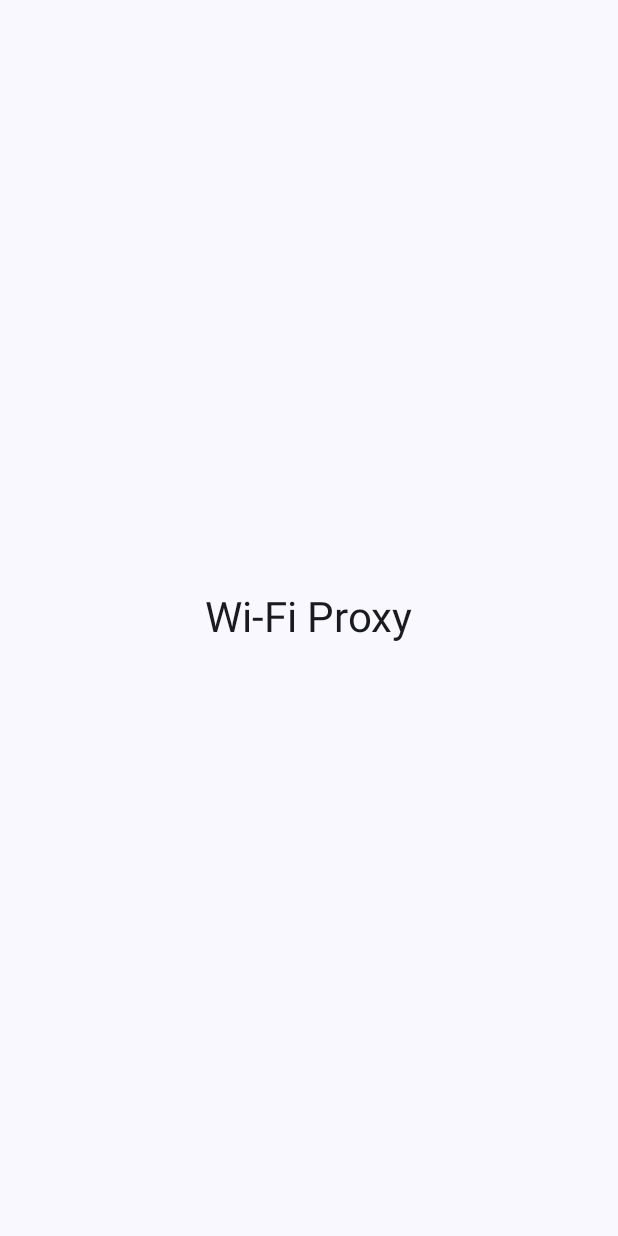
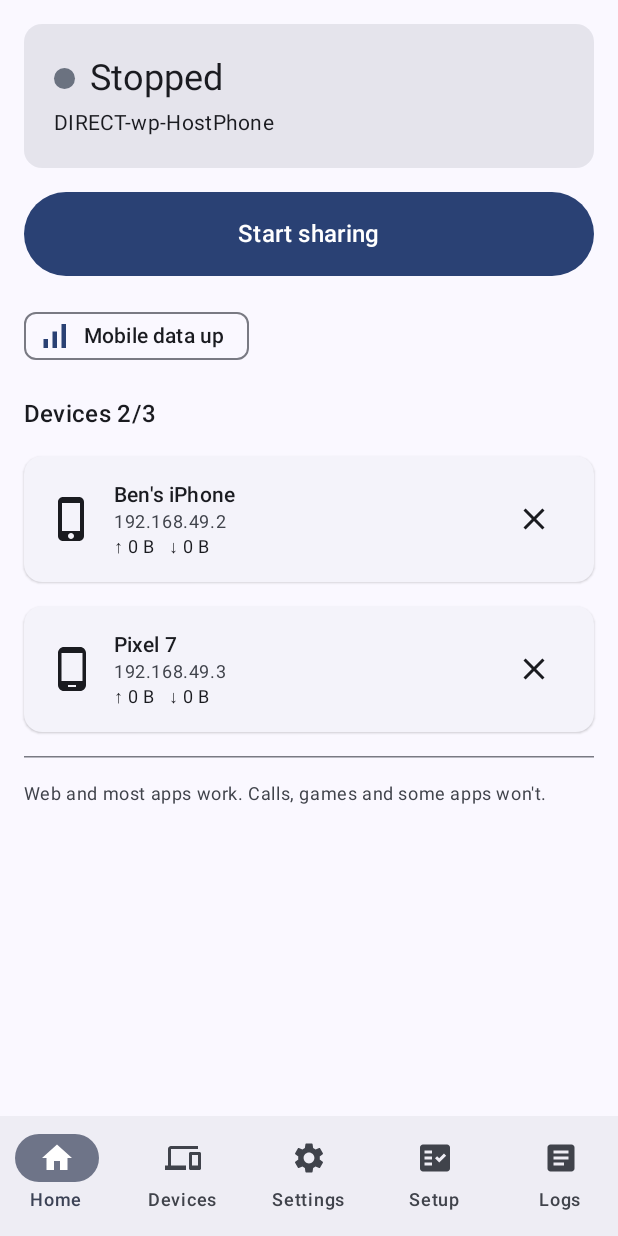
Before and after one commit to Mahtab-Labs-AI/bridgeline, an Android app built with Jetpack Compose: the screen it shows after launch (MainActivity), on a phone screen of 412 x 824 dp. Before the commit the screen is almost empty. Run offline under Robolectric (Android 15) with nearby library versions, the phone set to English and light mode, and no system bars.

Commit message:
feat(app): Task 3 - navigation shell and Home screen
AppRoot wires a Material 3 Scaffold + bottom NavigationBar (Home,
Devices, Settings, Setup, Logs) to a Navigation Compose NavHost;
MainActivity builds the single FakeSessionRepository (scoped to
lifecycleScope) and hands it to AppRoot. Devices/Settings/Setup/Logs
are placeholder screens pending Tasks 4-5.

HomeScreen: phase-coloured status card, big Start/Stop button (busy
while STARTING/STOPPING), mobile-data chip, "Devices n/max", a slot
list with live human-readable up/down counters and a Revoke button
gated by a confirmation dialog, and the client-coverage disclosure
footer. Byte formatting lives in ui/Format.kt; phase-to-color/label
mapping in ui/PhasePresentation.kt (reuses Theme.kt's PhaseColors).

:app:assembleDebug and :app:testDebugUnitTest are clean (no warnings).

```diff
--- /dev/null
+++ b/app/src/main/kotlin/com/wifiproxy/app/AppRoot.kt
@@ -0,0 +1,81 @@
+package com.wifiproxy.app
+
+import androidx.compose.foundation.layout.padding
+import androidx.compose.material.icons.Icons
+import androidx.compose.material.icons.automirrored.filled.Article
+import androidx.compose.material.icons.automirrored.filled.FactCheck
+import androidx.compose.material.icons.filled.Devices
+import androidx.compose.material.icons.filled.Home
+import androidx.compose.material.icons.filled.Settings
+import androidx.compose.material3.Icon
+import androidx.compose.material3.NavigationBar
+import androidx.compose.material3.NavigationBarItem
+import androidx.compose.material3.Scaffold
+import androidx.compose.material3.Text
+import androidx.compose.runtime.Composable
+import androidx.compose.runtime.getValue
+import androidx.compose.ui.Modifier
+import androidx.compose.ui.graphics.vector.ImageVector
+import androidx.navigation.NavDestination.Companion.hierarchy
+import androidx.navigation.NavGraph.Companion.findStartDestination
+import androidx.navigation.compose.NavHost
+import androidx.navigation.compose.composable
+import androidx.navigation.compose.currentBackStackEntryAsState
+import androidx.navigation.compose.rememberNavController
+import com.wifiproxy.app.devices.AddDeviceScreen
+import com.wifiproxy.app.home.HomeScreen
+import com.wifiproxy.app.logs.DiagnosticsScreen
+import com.wifiproxy.app.session.SessionRepository
+import com.wifiproxy.app.settings.SettingsScreen
+import com.wifiproxy.app.setup.SetupCheckScreen
+
+private enum class Tab(val route: String, val label: String, val icon: ImageVector) {
+    Home(route = "home", label = "Home", icon = Icons.Filled.Home),
+    Devices(route = "devices", label = "Devices", icon = Icons.Filled.Devices),
+    Settings(route = "settings", label = "Settings", icon = Icons.Filled.Settings),
+    Setup(route = "setup", label = "Setup", icon = Icons.AutoMirrored.Filled.FactCheck),
+    Logs(route = "logs", label = "Logs", icon = Icons.AutoMirrored.Filled.Article),
+}
+
+@Composable
+fun AppRoot(repository: SessionRepository) {
+    val navController = rememberNavController()
+
+    Scaffold(
+        bottomBar = {
+            val backStackEntry by navController.currentBackStackEntryAsState()
+            val currentDestination = backStackEntry?.destination
+            NavigationBar {
+                Tab.entries.forEach { tab ->
+                    val selected = currentDestination?.hierarchy?.any { it.route == tab.route } == true
+                    NavigationBarItem(
+                        selected = selected,
+                        onClick = {
+                            navController.navigate(tab.route) {
+                                popUpTo(navController.graph.findStartDestination().id) {
+                                    saveState = true
+                                }
+                                launchSingleTop = true
+                                restoreState = true
+                            }
+                        },
+                        icon = { Icon(tab.icon, contentDescription = tab.label) },
+                        label = { Text(tab.label) },
+                    )
+                }
+            }
+        },
+    ) { innerPadding ->
+        NavHost(
+            navController = navController,
+            startDestination = Tab.Home.route,
+            modifier = Modifier.padding(innerPadding),
+        ) {
+            composable(Tab.Home.route) { HomeScreen(repository) }
+            composable(Tab.Devices.route) { AddDeviceScreen(repository) }
+            composable(Tab.Settings.route) { SettingsScreen(repository) }
+            composable(Tab.Setup.route) { SetupCheckScreen(repository) }
+            composable(Tab.Logs.route) { DiagnosticsScreen(repository) }
+        }
+    }
+}
--- a/app/src/main/kotlin/com/wifiproxy/app/MainActivity.kt
+++ b/app/src/main/kotlin/com/wifiproxy/app/MainActivity.kt
@@ -4,14 +4,13 @@ import android.os.Bundle
 import androidx.activity.ComponentActivity
 import androidx.activity.compose.setContent
 import androidx.activity.enableEdgeToEdge
-import androidx.compose.foundation.layout.Box
 import androidx.compose.foundation.layout.fillMaxSize
 import androidx.compose.material3.MaterialTheme
 import androidx.compose.material3.Surface
-import androidx.compose.material3.Text
-import androidx.compose.runtime.Composable
-import androidx.compose.ui.Alignment
+import androidx.compose.runtime.remember
 import androidx.compose.ui.Modifier
+import androidx.lifecycle.lifecycleScope
+import com.wifiproxy.app.session.FakeSessionRepository
 import com.wifiproxy.app.ui.theme.WifiProxyTheme
 
 class MainActivity : ComponentActivity() {
@@ -24,16 +23,10 @@ class MainActivity : ComponentActivity() {
                     modifier = Modifier.fillMaxSize(),
                     color = MaterialTheme.colorScheme.background,
                 ) {
-                    PlaceholderRoot()
+                    val repository = remember { FakeSessionRepository(scope = lifecycleScope) }
+                    AppRoot(repository = repository)
                 }
             }
         }
     }
 }
-
-@Composable
-private fun PlaceholderRoot() {
-    Box(modifier = Modifier.fillMaxSize(), contentAlignment = Alignment.Center) {
-        Text(text = "Wi-Fi Proxy", style = MaterialTheme.typography.headlineMedium)
-    }
-}
--- /dev/null
+++ b/app/src/main/kotlin/com/wifiproxy/app/devices/AddDeviceScreen.kt
@@ -0,0 +1,17 @@
+package com.wifiproxy.app.devices
+
+import androidx.compose.foundation.layout.Box
+import androidx.compose.foundation.layout.fillMaxSize
+import androidx.compose.material3.MaterialTheme
+import androidx.compose.material3.Text
+import androidx.compose.runtime.Composable
+import androidx.compose.ui.Alignment
+import androidx.compose.ui.Modifier
+import com.wifiproxy.app.session.SessionRepository
+
+@Composable
+fun AddDeviceScreen(repository: SessionRepository, modifier: Modifier = Modifier) {
+    Box(modifier = modifier.fillMaxSize(), contentAlignment = Alignment.Center) {
+        Text(text = "Devices", style = MaterialTheme.typography.titleMedium)
+    }
+}
--- /dev/null
+++ b/app/src/main/kotlin/com/wifiproxy/app/home/HomeScreen.kt
@@ -0,0 +1,218 @@
+package com.wifiproxy.app.home
+
+import androidx.compose.foundation.background
+import androidx.compose.foundation.layout.Arrangement
+import androidx.compose.foundation.layout.Box
+import androidx.compose.foundation.layout.Column
+import androidx.compose.foundation.layout.Row
+import androidx.compose.foundation.layout.Spacer
+import androidx.compose.foundation.layout.fillMaxSize
+import androidx.compose.foundation.layout.fillMaxWidth
+import androidx.compose.foundation.layout.height
+import androidx.compose.foundation.layout.padding
+import androidx.compose.foundation.layout.size
+import androidx.compose.foundation.layout.width
+import androidx.compose.foundation.rememberScrollState
+import androidx.compose.foundation.shape.CircleShape
+import androidx.compose.foundation.verticalScroll
+import androidx.compose.material.icons.Icons
+import androidx.compose.material.icons.filled.Close
+import androidx.compose.material.icons.filled.PhoneAndroid
+import androidx.compose.material.icons.filled.PhoneIphone
+import androidx.compose.material.icons.filled.SignalCellularAlt
+import androidx.compose.material.icons.filled.SignalCellularOff
+import androidx.compose.material3.AlertDialog
+import androidx.compose.material3.AssistChip
+import androidx.compose.material3.Button
+import androidx.compose.material3.ButtonDefaults
+import androidx.compose.material3.Card
+import androidx.compose.material3.CardDefaults
+import androidx.compose.material3.ElevatedCard
+import androidx.compose.material3.HorizontalDivider
+import androidx.compose.material3.Icon
+import androidx.compose.material3.IconButton
+import androidx.compose.material3.MaterialTheme
+import androidx.compose.material3.Text
+import androidx.compose.material3.TextButton
+import androidx.compose.runtime.Composable
+import androidx.compose.runtime.collectAsState
+import androidx.compose.runtime.getValue
+import androidx.compose.runtime.mutableStateOf
+import androidx.compose.runtime.remember
+import androidx.compose.runtime.setValue
+import androidx.compose.ui.Alignment
+import androidx.compose.ui.Modifier
+import androidx.compose.ui.unit.dp
+import com.wifiproxy.app.session.ClientPlatform
+import com.wifiproxy.app.session.SessionPhase
+import com.wifiproxy.app.session.SessionRepository
+import com.wifiproxy.app.session.SlotUi
+import com.wifiproxy.app.ui.color
+import com.wifiproxy.app.ui.formatBytes
+import com.wifiproxy.app.ui.label
+
+@Composable
+fun HomeScreen(repository: SessionRepository, modifier: Modifier = Modifier) {
+    val session by repository.session.collectAsState()
+    var slotPendingRevoke by remember { mutableStateOf<SlotUi?>(null) }
+
+    Column(
+        modifier = modifier
+            .fillMaxSize()
+            .verticalScroll(rememberScrollState())
+            .padding(16.dp),
+        verticalArrangement = Arrangement.spacedBy(16.dp),
+    ) {
+        StatusCard(phase = session.phase, degradedReason = session.degradedReason, ssid = session.ssid)
+
+        StartStopButton(
+            phase = session.phase,
+            onStart = repository::start,
+            onStop = repository::stop,
+        )
+
+        MobileDataChip(cellularUp = session.cellularUp)
+
+        Text(
+            text = "Devices ${session.slots.size}/${session.maxClients}",
+            style = MaterialTheme.typography.titleMedium,
+        )
+
+        session.slots.forEach { slot ->
+            SlotRow(slot = slot, onRevokeClick = { slotPendingRevoke = slot })
+        }
+
+        HorizontalDivider()
+
+        Text(
+            text = "Web and most apps work. Calls, games and some apps won't.",
+            style = MaterialTheme.typography.bodySmall,
+            color = MaterialTheme.colorScheme.onSurfaceVariant,
+        )
+    }
+
+    slotPendingRevoke?.let { slot ->
+        AlertDialog(
+            onDismissRequest = { slotPendingRevoke = null },
+            title = { Text("Revoke ${slot.name}?") },
+            text = { Text("This device loses access immediately and must be re-invited to rejoin.") },
+            confirmButton = {
+                TextButton(onClick = {
+                    repository.revoke(slot.id)
+                    slotPendingRevoke = null
+                }) { Text("Revoke") }
+            },
+            dismissButton = {
+                TextButton(onClick = { slotPendingRevoke = null }) { Text("Cancel") }
+            },
+        )
+    }
+}
+
+@Composable
+private fun StatusCard(phase: SessionPhase, degradedReason: String?, ssid: String) {
+    Card(
+        colors = CardDefaults.cardColors(containerColor = phase.color().copy(alpha = 0.15f)),
+        modifier = Modifier.fillMaxWidth(),
+    ) {
+        Column(modifier = Modifier.padding(20.dp), verticalArrangement = Arrangement.spacedBy(4.dp)) {
+            Row(verticalAlignment = Alignment.CenterVertically, horizontalArrangement = Arrangement.spacedBy(10.dp)) {
+                Box(
+                    modifier = Modifier
+                        .size(14.dp)
+                        .background(color = phase.color(), shape = CircleShape),
+                )
+                Text(text = phase.label(), style = MaterialTheme.typography.headlineSmall)
+            }
+            Text(text = ssid, style = MaterialTheme.typography.bodyMedium)
+            if (phase == SessionPhase.DEGRADED && degradedReason != null) {
+                Text(
+                    text = degradedReason,
+                    style = MaterialTheme.typography.bodyMedium,
+                    color = phase.color(),
+                )
+            }
+        }
+    }
+}
+
+@Composable
+private fun StartStopButton(phase: SessionPhase, onStart: () -> Unit, onStop: () -> Unit) {
+    val running = phase == SessionPhase.RUNNING || phase == SessionPhase.DEGRADED
+    val busy = phase == SessionPhase.STARTING || phase == SessionPhase.STOPPING
+
+    Button(
+        onClick = { if (running) onStop() else onStart() },
+        enabled = !busy,
+        modifier = Modifier
+            .fillMaxWidth()
+            .height(56.dp),
+        colors = if (running) {
+            ButtonDefaults.buttonColors(
+                containerColor = MaterialTheme.colorScheme.errorContainer,
+                contentColor = MaterialTheme.colorScheme.onErrorContainer,
+            )
+        } else {
+            ButtonDefaults.buttonColors()
+        },
+    ) {
+        Text(
+            text = when {
+                busy -> phase.label()
+                running -> "Stop sharing"
+                else -> "Start sharing"
+            },
+            style = MaterialTheme.typography.titleMedium,
+        )
+    }
+}
+
+@Composable
+private fun MobileDataChip(cellularUp: Boolean) {
+    AssistChip(
+        onClick = {},
+        label = { Text(if (cellularUp) "Mobile data up" else "No mobile data") },
+        leadingIcon = {
+            Icon(
+                imageVector = if (cellularUp) Icons.Filled.SignalCellularAlt else Icons.Filled.SignalCellularOff,
+                contentDescription = null,
+            )
+        },
+    )
+}
+
+@Composable
+private fun SlotRow(slot: SlotUi, onRevokeClick: () -> Unit) {
+    ElevatedCard(modifier = Modifier.fillMaxWidth()) {
+        Row(
+            modifier = Modifier
+                .fillMaxWidth()
+                .padding(16.dp),
+            verticalAlignment = Alignment.CenterVertically,
+        ) {
+            Icon(
+                imageVector = if (slot.platform == ClientPlatform.IPHONE) Icons.Filled.PhoneIphone else Icons.Filled.PhoneAndroid,
+                contentDescription = slot.platform.name,
+                modifier = Modifier.size(32.dp),
+            )
+            Spacer(modifier = Modifier.width(12.dp))
+            Column(modifier = Modifier.weight(1f)) {
+                Text(text = slot.name, style = MaterialTheme.typography.titleSmall)
+                slot.ip?.let { ip ->
+                    Text(
+                        text = ip,
+                        style = MaterialTheme.typography.bodySmall,
+                        color = MaterialTheme.colorScheme.onSurfaceVariant,
+                    )
+                }
+                Text(
+                    text = "↑ ${formatBytes(slot.bytesUp)}   ↓ ${formatBytes(slot.bytesDown)}",
+                    style = MaterialTheme.typography.bodySmall,
+                )
+            }
+            IconButton(onClick = onRevokeClick) {
+                Icon(Icons.Filled.Close, contentDescription = "Revoke ${slot.name}")
+            }
+        }
+    }
+}
--- /dev/null
+++ b/app/src/main/kotlin/com/wifiproxy/app/logs/DiagnosticsScreen.kt
@@ -0,0 +1,17 @@
+package com.wifiproxy.app.logs
+
+import androidx.compose.foundation.layout.Box
+import androidx.compose.foundation.layout.fillMaxSize
+import androidx.compose.material3.MaterialTheme
+import androidx.compose.material3.Text
+import androidx.compose.runtime.Composable
+import androidx.compose.ui.Alignment
+import androidx.compose.ui.Modifier
+import com.wifiproxy.app.session.SessionRepository
+
+@Composable
+fun DiagnosticsScreen(repository: SessionRepository, modifier: Modifier = Modifier) {
+    Box(modifier = modifier.fillMaxSize(), contentAlignment = Alignment.Center) {
+        Text(text = "Diagnostics", style = MaterialTheme.typography.titleMedium)
+    }
+}
--- /dev/null
+++ b/app/src/main/kotlin/com/wifiproxy/app/settings/SettingsScreen.kt
@@ -0,0 +1,17 @@
+package com.wifiproxy.app.settings
+
+import androidx.compose.foundation.layout.Box
+import androidx.compose.foundation.layout.fillMaxSize
+import androidx.compose.material3.MaterialTheme
+import androidx.compose.material3.Text
+import androidx.compose.runtime.Composable
+import androidx.compose.ui.Alignment
+import androidx.compose.ui.Modifier
+import com.wifiproxy.app.session.SessionRepository
+
+@Composable
+fun SettingsScreen(repository: SessionRepository, modifier: Modifier = Modifier) {
+    Box(modifier = modifier.fillMaxSize(), contentAlignment = Alignment.Center) {
+        Text(text = "Settings", style = MaterialTheme.typography.titleMedium)
+    }
+}
--- /dev/null
+++ b/app/src/main/kotlin/com/wifiproxy/app/setup/SetupCheckScreen.kt
@@ -0,0 +1,17 @@
+package com.wifiproxy.app.setup
+
+import androidx.compose.foundation.layout.Box
+import androidx.compose.foundation.layout.fillMaxSize
+import androidx.compose.material3.MaterialTheme
+import androidx.compose.material3.Text
+import androidx.compose.runtime.Composable
+import androidx.compose.ui.Alignment
+import androidx.compose.ui.Modifier
+import com.wifiproxy.app.session.SessionRepository
+
+@Composable
+fun SetupCheckScreen(repository: SessionRepository, modifier: Modifier = Modifier) {
+    Box(modifier = modifier.fillMaxSize(), contentAlignment = Alignment.Center) {
+        Text(text = "Setup check", style = MaterialTheme.typography.titleMedium)
+    }
+}
--- /dev/null
+++ b/app/src/main/kotlin/com/wifiproxy/app/ui/Format.kt
@@ -0,0 +1,13 @@
+package com.wifiproxy.app.ui
+
+import kotlin.math.ln
+import kotlin.math.pow
+
+/** Human-readable byte count, e.g. 940 -> "940 B", 2_400_000 -> "2.3 MB". */
+fun formatBytes(bytes: Long): String {
+    if (bytes < 1024) return "$bytes B"
+    val units = arrayOf("KB", "MB", "GB", "TB")
+    val exponent = (ln(bytes.toDouble()) / ln(1024.0)).toInt().coerceIn(1, units.size)
+    val value = bytes / 1024.0.pow(exponent)
+    return "%.1f %s".format(value, units[exponent - 1])
+}
--- /dev/null
+++ b/app/src/main/kotlin/com/wifiproxy/app/ui/PhasePresentation.kt
@@ -0,0 +1,21 @@
+package com.wifiproxy.app.ui
+
+import androidx.compose.ui.graphics.Color
+import com.wifiproxy.app.session.SessionPhase
+import com.wifiproxy.app.ui.theme.PhaseColors
+
+fun SessionPhase.color(): Color = when (this) {
+    SessionPhase.IDLE -> PhaseColors.Idle
+    SessionPhase.STARTING -> PhaseColors.Starting
+    SessionPhase.RUNNING -> PhaseColors.Running
+    SessionPhase.DEGRADED -> PhaseColors.Degraded
+    SessionPhase.STOPPING -> PhaseColors.Stopping
+}
+
+fun SessionPhase.label(): String = when (this) {
+    SessionPhase.IDLE -> "Stopped"
+    SessionPhase.STARTING -> "Starting…"
+    SessionPhase.RUNNING -> "Running"
+    SessionPhase.DEGRADED -> "Degraded"
+    SessionPhase.STOPPING -> "Stopping…"
+}
```
